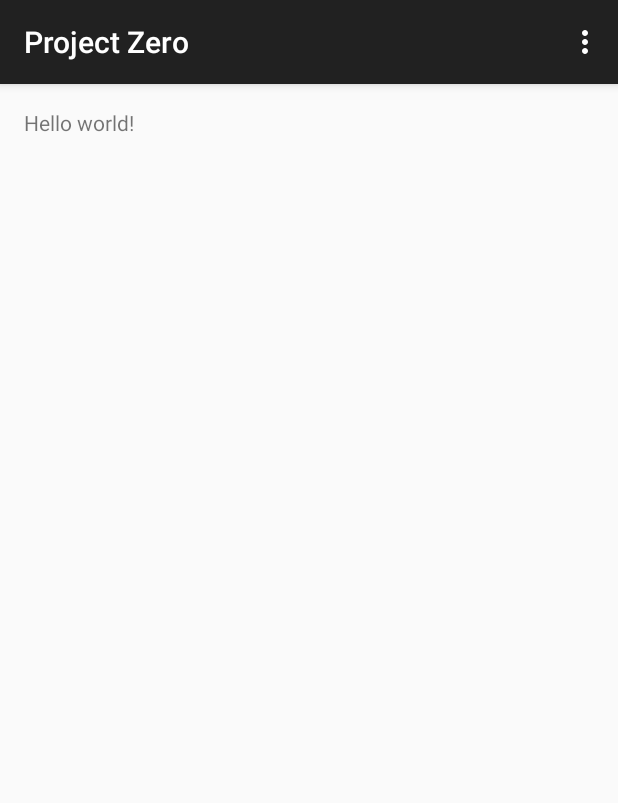
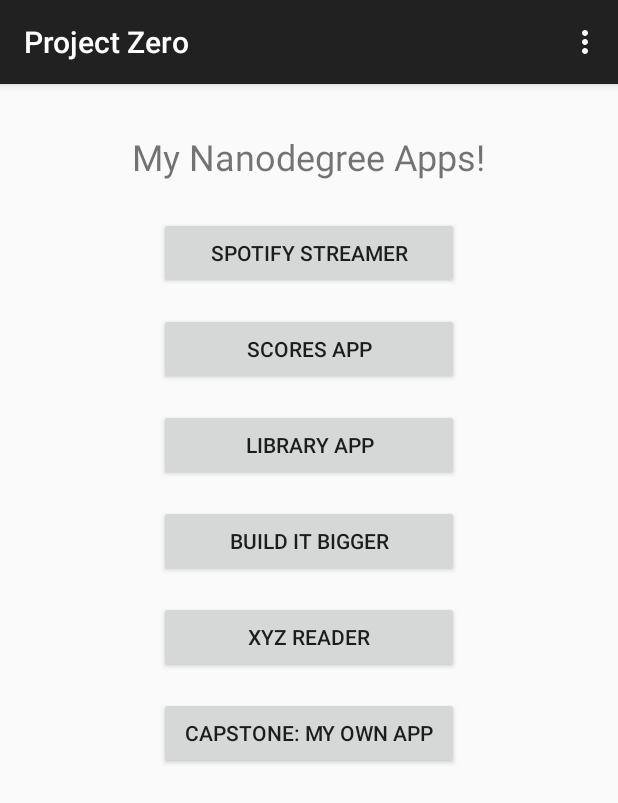
Before and after one commit to willwallis/ProjectZero, an Android app: the screen it shows after launch (MainActivity), on a phone screen of 412 x 824 dp. Shown: the top 803 px of the screen. Run offline under Robolectric (Android 15) with nearby library versions, the phone set to English and light mode, and no system bars.

Commit message:
Add TextView and Basic Buttons

```diff
--- a/app/src/main/res/layout/activity_main.xml
+++ b/app/src/main/res/layout/activity_main.xml
@@ -1,11 +1,58 @@
-<RelativeLayout xmlns:android="http://schemas.android.com/apk/res/android"
-    xmlns:tools="http://schemas.android.com/tools" android:layout_width="match_parent"
-    android:layout_height="match_parent" android:paddingLeft="@dimen/activity_horizontal_margin"
+<LinearLayout xmlns:android="http://schemas.android.com/apk/res/android"
+    xmlns:tools="http://schemas.android.com/tools"
+    android:layout_width="match_parent"
+    android:layout_height="match_parent"
+    android:paddingBottom="@dimen/activity_vertical_margin"
+    android:paddingLeft="@dimen/activity_horizontal_margin"
     android:paddingRight="@dimen/activity_horizontal_margin"
     android:paddingTop="@dimen/activity_vertical_margin"
-    android:paddingBottom="@dimen/activity_vertical_margin" tools:context=".MainActivity">
+    android:gravity="center_horizontal"
+    android:orientation="vertical"
+    tools:context=".MainActivity">
 
-    <TextView android:text="@string/hello_world" android:layout_width="wrap_content"
+    <TextView
+        android:layout_width="wrap_content"
+        android:layout_height="wrap_content"
+        android:textSize="24sp"
+        android:layout_margin="16dp"
+        android:text="My Nanodegree Apps!" />
+
+    <Button
+        android:text="Spotify Streamer"
+        android:textAllCaps="true"
+        android:layout_margin="8dp"
+        android:layout_width="200dp"
         android:layout_height="wrap_content" />
 
-</RelativeLayout>
+    <Button
+        android:text="Scores App"
+        android:textAllCaps="true"
+        android:layout_margin="8dp"
+        android:layout_width="200dp"
+        android:layout_height="wrap_content" />
+    <Button
+        android:text="Library App"
+        android:textAllCaps="true"
+        android:layout_margin="8dp"
+        android:layout_width="200dp"
+        android:layout_height="wrap_content" />
+    <Button
+        android:text="Build IT Bigger"
+        android:textAllCaps="true"
+        android:layout_margin="8dp"
+        android:layout_width="200dp"
+        android:layout_height="wrap_content" />
+    <Button
+        android:text="XYZ Reader"
+        android:textAllCaps="true"
+        android:layout_margin="8dp"
+        android:layout_width="200dp"
+        android:layout_height="wrap_content" />
+    <Button
+        android:text="Capstone: My Own App"
+        android:textAllCaps="true"
+        android:layout_margin="8dp"
+        android:layout_width="200dp"
+        android:layout_height="wrap_content" />
+
+</LinearLayout>
```
Also changed, not shown: 1 other file.
